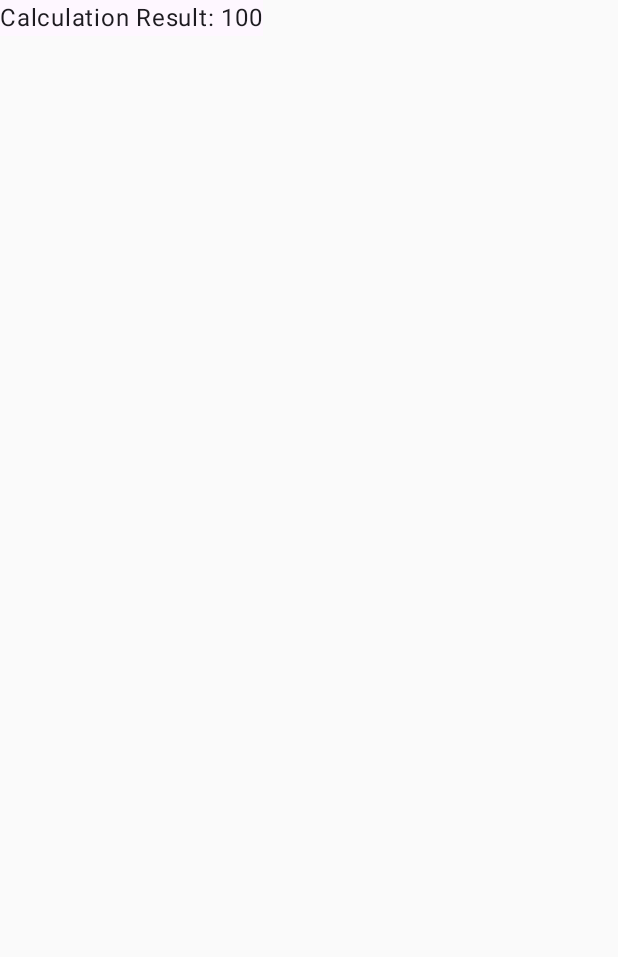
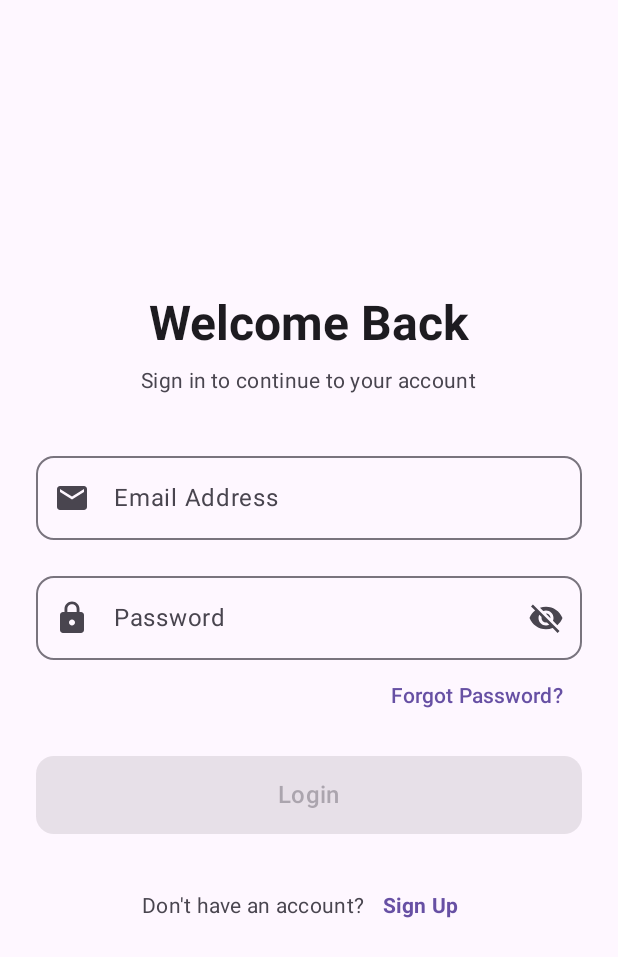
Before and after one commit to mamtasinghrootinfo-dev/GitHubActionsAndroidDemo, an Android app built with Jetpack Compose: the screen it shows after launch (MainActivity), on a phone screen of 412 x 824 dp. Before the commit the part shown is almost empty. Shown: the top 957 px of the screen. Run offline under Robolectric (Android 15) with nearby library versions, the phone set to English and light mode, and no system bars.

Commit message:
Add debug and release PR-pushed code feature branch

```diff
--- a/app/build.gradle.kts
+++ b/app/build.gradle.kts
@@ -87,4 +87,8 @@ dependencies {
     androidTestImplementation(libs.androidx.junit)
     debugImplementation(libs.androidx.compose.ui.test.manifest)
     debugImplementation(libs.androidx.compose.ui.tooling)
+
+    implementation(platform("androidx.compose:compose-bom:2024.10.00")) // Or latest BOM
+    implementation("androidx.compose.material3:material3")
+    implementation("androidx.compose.material:material-icons-extended")
 }
--- /dev/null
+++ b/app/src/main/java/com/example/githubactionsandroiddemo/LoginScreen.kt
@@ -0,0 +1,239 @@
+package com.example.githubactionsandroiddemo
+
+import androidx.compose.foundation.layout.*
+import androidx.compose.foundation.rememberScrollState
+import androidx.compose.foundation.shape.RoundedCornerShape
+import androidx.compose.foundation.text.KeyboardActions
+import androidx.compose.foundation.text.KeyboardOptions
+import androidx.compose.foundation.verticalScroll
+import androidx.compose.material.icons.Icons
+import androidx.compose.material.icons.filled.Email
+import androidx.compose.material.icons.filled.Lock
+import androidx.compose.material.icons.filled.Visibility
+import androidx.compose.material.icons.filled.VisibilityOff
+import androidx.compose.material3.*
+import androidx.compose.runtime.*
+import androidx.compose.runtime.saveable.rememberSaveable
+import androidx.compose.ui.Alignment
+import androidx.compose.ui.Modifier
+import androidx.compose.ui.focus.FocusDirection
+import androidx.compose.ui.platform.LocalFocusManager
+import androidx.compose.ui.text.font.FontWeight
+import androidx.compose.ui.text.input.ImeAction
+import androidx.compose.ui.text.input.KeyboardType
+import androidx.compose.ui.text.input.PasswordVisualTransformation
+import androidx.compose.ui.text.input.VisualTransformation
+import androidx.compose.ui.tooling.preview.Preview
+import androidx.compose.ui.unit.dp
+
+@Composable
+fun LoginScreen(
+    onLoginClick: (email: String, password: String) -> Unit,
+    onForgotPasswordClick: () -> Unit,
+    onSignUpClick: () -> Unit,
+    isLoading: Boolean = false,
+    errorMessage: String? = null
+) {
+    // State variables using rememberSaveable to survive configuration changes (like rotation)
+    var email by rememberSaveable { mutableStateOf("") }
+    var password by rememberSaveable { mutableStateOf("") }
+    var isPasswordVisible by rememberSaveable { mutableStateOf(false) }
+
+    val focusManager = LocalFocusManager.current
+    val scrollState = rememberScrollState()
+
+    // Basic validation
+    val isFormValid = email.isNotBlank() && password.length >= 6
+
+    Surface(
+        modifier = Modifier.fillMaxSize(),
+        color = MaterialTheme.colorScheme.background
+    ) {
+        Column(
+            modifier = Modifier
+                .fillMaxSize()
+                .imePadding() // Adjusts padding when the software keyboard opens
+                .verticalScroll(scrollState)
+                .padding(horizontal = 24.dp, vertical = 32.dp),
+            horizontalAlignment = Alignment.CenterHorizontally,
+            verticalArrangement = Arrangement.Center
+        ) {
+            // Header Section
+            Text(
+                text = "Welcome Back",
+                style = MaterialTheme.typography.headlineLarge,
+                fontWeight = FontWeight.Bold,
+                color = MaterialTheme.colorScheme.onBackground
+            )
+
+            Spacer(modifier = Modifier.height(8.dp))
+
+            Text(
+                text = "Sign in to continue to your account",
+                style = MaterialTheme.typography.bodyMedium,
+                color = MaterialTheme.colorScheme.onSurfaceVariant
+            )
+
+            Spacer(modifier = Modifier.height(32.dp))
+
+            // Error Banner (if any)
+            if (!errorMessage.isNullOrBlank()) {
+                Text(
+                    text = errorMessage,
+                    color = MaterialTheme.colorScheme.error,
+                    style = MaterialTheme.typography.bodySmall,
+                    modifier = Modifier
+                        .fillMaxWidth()
+                        .padding(bottom = 12.dp)
+                )
+            }
+
+            // Email Input Field
+            OutlinedTextField(
+                value = email,
+                onValueChange = { email = it },
+                label = { Text("Email Address") },
+                placeholder = { Text("name@example.com") },
+                leadingIcon = {
+                    Icon(
+                        imageVector = Icons.Default.Email,
+                        contentDescription = "Email Icon"
+                    )
+                },
+                singleLine = true,
+                shape = RoundedCornerShape(12.dp),
+                keyboardOptions = KeyboardOptions(
+                    keyboardType = KeyboardType.Email,
+                    imeAction = ImeAction.Next
+                ),
+                keyboardActions = KeyboardActions(
+                    onNext = { focusManager.moveFocus(FocusDirection.Down) }
+                ),
+                modifier = Modifier.fillMaxWidth(),
+                enabled = !isLoading
+            )
+
+            Spacer(modifier = Modifier.height(16.dp))
+
+            // Password Input Field
+            OutlinedTextField(
+                value = password,
+                onValueChange = { password = it },
+                label = { Text("Password") },
+                leadingIcon = {
+                    Icon(
+                        imageVector = Icons.Default.Lock,
+                        contentDescription = "Password Icon"
+                    )
+                },
+                trailingIcon = {
+                    val image = if (isPasswordVisible)
+                        Icons.Filled.Visibility
+                    else
+                        Icons.Filled.VisibilityOff
+
+                    val description = if (isPasswordVisible) "Hide password" else "Show password"
+
+                    IconButton(onClick = { isPasswordVisible = !isPasswordVisible }) {
+                        Icon(imageVector = image, contentDescription = description)
+                    }
+                },
+                visualTransformation = if (isPasswordVisible) VisualTransformation.None else PasswordVisualTransformation(),
+                singleLine = true,
+                shape = RoundedCornerShape(12.dp),
+                keyboardOptions = KeyboardOptions(
+                    keyboardType = KeyboardType.Password,
+                    imeAction = ImeAction.Done
+                ),
+                keyboardActions = KeyboardActions(
+                    onDone = {
+                        focusManager.clearFocus()
+                        if (isFormValid) onLoginClick(email.trim(), password)
+                    }
+                ),
+                modifier = Modifier.fillMaxWidth(),
+                enabled = !isLoading
+            )
+
+            // Forgot Password Button
+            Box(
+                modifier = Modifier.fillMaxWidth(),
+                contentAlignment = Alignment.CenterEnd
+            ) {
+                TextButton(
+                    onClick = onForgotPasswordClick,
+                    enabled = !isLoading
+                ) {
+                    Text(
+                        text = "Forgot Password?",
+                        style = MaterialTheme.typography.labelLarge
+                    )
+                }
+            }
+
+            Spacer(modifier = Modifier.height(16.dp))
+
+            // Login Button
+            Button(
+                onClick = {
+                    focusManager.clearFocus()
+                    onLoginClick(email.trim(), password)
+                },
+                enabled = isFormValid && !isLoading,
+                shape = RoundedCornerShape(12.dp),
+                modifier = Modifier
+                    .fillMaxWidth()
+                    .height(52.dp)
+            ) {
+                if (isLoading) {
+                    CircularProgressIndicator(
+                        modifier = Modifier.size(24.dp),
+                        color = MaterialTheme.colorScheme.onPrimary,
+                        strokeWidth = 2.dp
+                    )
+                } else {
+                    Text(
+                        text = "Login",
+                        style = MaterialTheme.typography.titleMedium,
+                        fontWeight = FontWeight.SemiBold
+                    )
+                }
+            }
+
+            Spacer(modifier = Modifier.height(24.dp))
+
+            // Sign Up Footer
+            Row(
+                verticalAlignment = Alignment.CenterVertically,
+                horizontalArrangement = Arrangement.Center
+            ) {
+                Text(
+                    text = "Don't have an account?",
+                    style = MaterialTheme.typography.bodyMedium,
+                    color = MaterialTheme.colorScheme.onSurfaceVariant
+                )
+                TextButton(
+                    onClick = onSignUpClick,
+                    enabled = !isLoading
+                ) {
+                    Text(
+                        text = "Sign Up",
+                        fontWeight = FontWeight.Bold
+                    )
+                }
+            }
+        }
+    }
+}
+
+@Preview(showBackground = true)
+@Composable
+fun LoginScreenPreview() {
+    MaterialTheme {
+        LoginScreen(
+            onLoginClick = { _, _ -> },
+            onForgotPasswordClick = {},
+            onSignUpClick = {}
+        )
+    }
+}
--- a/app/src/main/java/com/example/githubactionsandroiddemo/MainActivity.kt
+++ b/app/src/main/java/com/example/githubactionsandroiddemo/MainActivity.kt
@@ -28,6 +28,11 @@ class MainActivity : ComponentActivity() {
                     Text(
                         text = "Calculation Result: $result"
                     )
+                    LoginScreen(
+                        onLoginClick = { _, _ -> },
+                        onForgotPasswordClick = {},
+                        onSignUpClick = {}
+                    )
                 }
             }
           /*  GitHubActionsAndroidDemoTheme {
```
